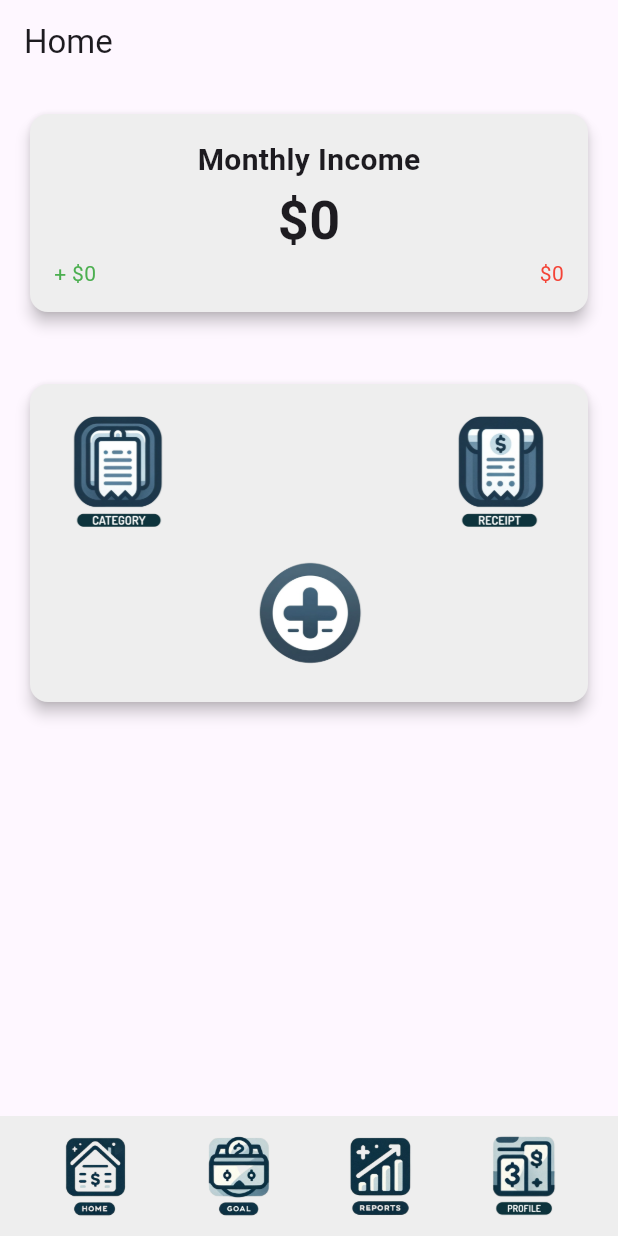
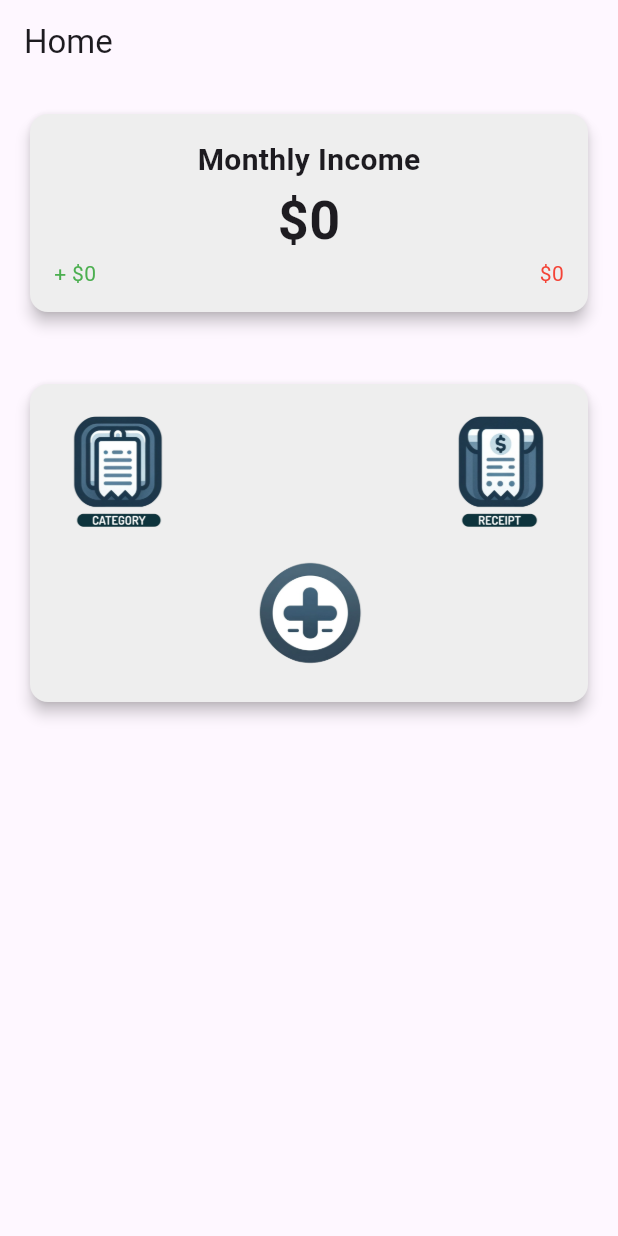
Before and after one commit to SlowpokeBloke/Flutter_ExpenseTracker, a Flutter app: the HomeScreen screen opened directly, on a phone screen of 412 x 824 dp. Run offline on Flutter 3.47's test engine with Material 3 defaults, Android fonts, the phone set to English and light mode, and no system bars; our stand-ins replace community_charts_flutter, flutter_form_builder, form_builder_validators, pie_chart, shared_preferences, sqflite; accounts and stored records are empty.

Commit message:
updated navbar

```diff
--- a/expense_tracker/lib/screens/home_screen.dart
+++ b/expense_tracker/lib/screens/home_screen.dart
@@ -143,56 +143,6 @@ class _HomeScreenState extends State<HomeScreen> {
           ),
         ],
       ),
-
-      bottomNavigationBar: BottomAppBar(
-        color: Colors.grey[200],
-        shape: CircularNotchedRectangle(),
-        child: Padding(
-          padding: const EdgeInsets.symmetric(vertical: 0.50),
-          child: Row(
-            mainAxisAlignment: MainAxisAlignment.spaceAround,
-            children: <Widget>[
-              GestureDetector(
-                child: Container(
-                  width: 60,
-                  height: 60,
-                  child: Image.asset('assets/homeIcon.png'),
-                ),
-              ),
-              GestureDetector(
-                onTap: () {
-                  Navigator.pushNamed(context, '/budget_goal');
-                },
-                child: Container(
-                  width: 60,
-                  height: 60,
-                  child: Image.asset('assets/goalIcon.png'),
-                ),
-              ),
-              GestureDetector(
-                onTap: () {
-                  Navigator.pushNamed(context, '/visual_report');
-                },
-                child: Container(
-                  width: 60,
-                  height: 60,
-                  child: Image.asset('assets/reportIcon.png'),
-                ),
-              ),
-              GestureDetector(
-                onTap: () {
-                  Navigator.pushNamed(context, '/profile');
-                },
-                child: Container(
-                  width: 60,
-                  height: 60,
-                  child: Image.asset('assets/profileIcon.png'),
-                ),
-              ),
-            ],
-          ),
-        ),
-      ),
     );
   }
 }
--- a/expense_tracker/lib/screens/index.dart
+++ b/expense_tracker/lib/screens/index.dart
@@ -3,6 +3,7 @@ export 'goals.dart';
 export 'reports.dart';
 export 'profile.dart';
 
+export 'home_screen.dart';
 export 'budget_goal.dart';
 export 'expense_entry.dart';
 export 'visual_report.dart';
```
Also changed, not shown: expense_tracker/lib/main.dart (+16 -4 lines), expense_tracker/lib/screens/visual_report.dart (+0 -49 lines).
